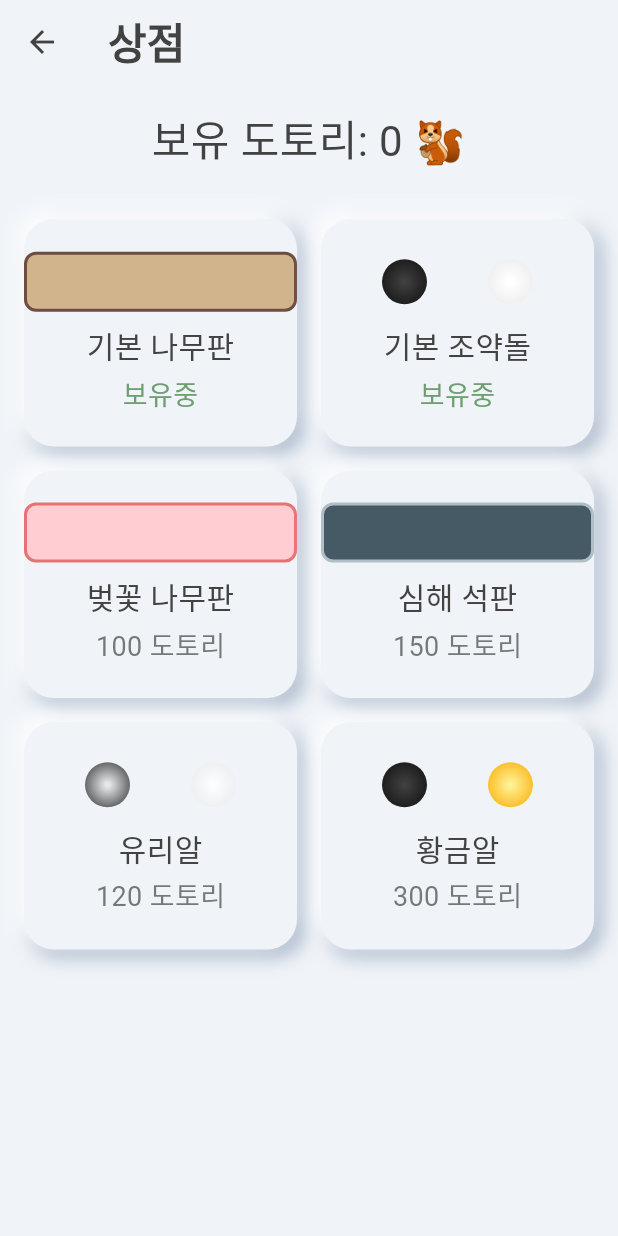
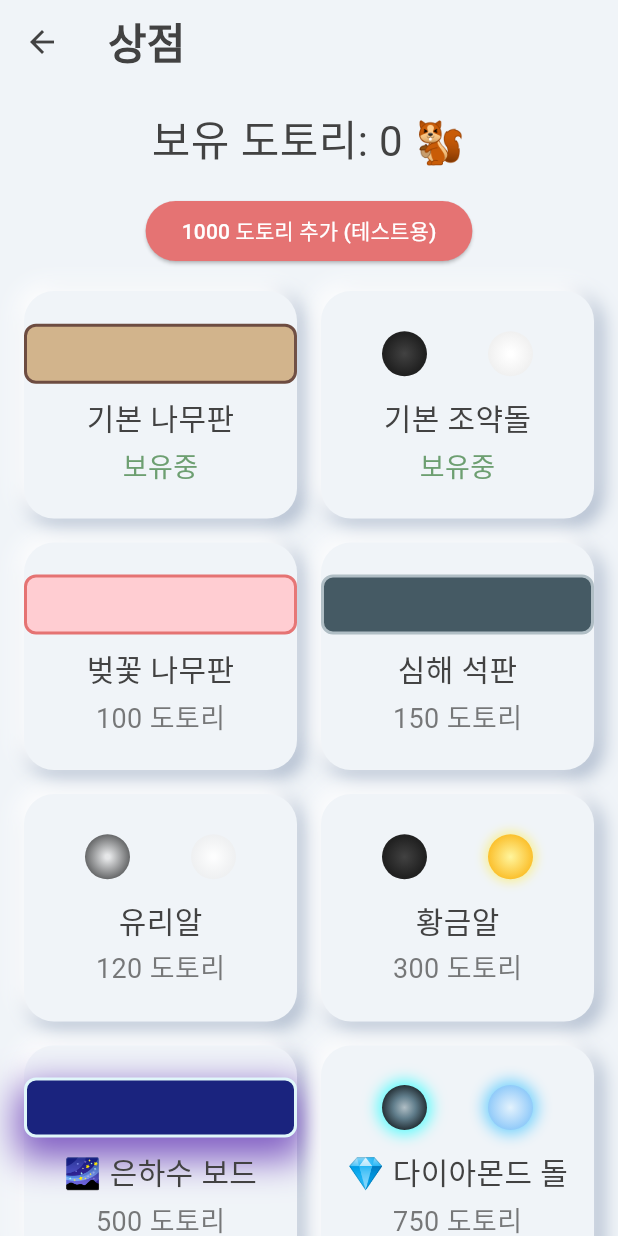
Before and after one commit to lshee9008/Omok, a Flutter app: the StoreScreen screen opened directly, on a phone screen of 412 x 824 dp. Run offline on Flutter 3.47's test engine with Material 3 defaults, Android fonts, the phone set to English and light mode, and no system bars; our stand-ins replace confetti, get_it, google_fonts, google_mobile_ads, shared_preferences; accounts and stored records are empty; network calls fail; Roboto replaces fonts that are missing (Jua).

Commit message:
은하수 보드, 다이아몬드 돌 아이템 생성

```diff
--- a/front/flutter_omok/lib/models/item_models.dart
+++ b/front/flutter_omok/lib/models/item_models.dart
@@ -4,27 +4,38 @@ import '../utils/theme.dart';
 enum ItemType { board, stones }
 
 abstract class CustomItem {
-  final String id, name;
+  final String id;
+  final String name;
   final int price;
   final ItemType type;
+  final String? effectId; // 특수 효과 식별자 추가
+
   CustomItem({
     required this.id,
     required this.name,
     required this.price,
     required this.type,
+    this.effectId, // 생성자에 추가
   });
+
   Widget buildPreview(BuildContext context);
 }
 
 class BoardTheme extends CustomItem {
-  final Color boardColor, lineColor;
+  final Color boardColor;
+  final Color lineColor;
+  final List<BoxShadow> boxShadows;
+
   BoardTheme({
     required super.id,
     required super.name,
     required super.price,
     required this.boardColor,
     required this.lineColor,
+    this.boxShadows = const [],
+    super.effectId, // 부모 생성자에 전달
   }) : super(type: ItemType.board);
+
   @override
   Widget buildPreview(BuildContext context) {
     return Container(
@@ -32,20 +43,29 @@ class BoardTheme extends CustomItem {
         color: boardColor,
         borderRadius: BorderRadius.circular(8),
         border: Border.all(color: lineColor, width: 2),
+        boxShadow: boxShadows,
       ),
     );
   }
 }
 
 class StoneTheme extends CustomItem {
-  final Gradient blackStoneGradient, whiteStoneGradient;
+  final Gradient blackStoneGradient;
+  final Gradient whiteStoneGradient;
+  final List<BoxShadow> blackStoneShadows;
+  final List<BoxShadow> whiteStoneShadows;
+
   StoneTheme({
     required super.id,
     required super.name,
     required super.price,
     required this.blackStoneGradient,
     required this.whiteStoneGradient,
+    this.blackStoneShadows = const [],
+    this.whiteStoneShadows = const [],
+    super.effectId, // 부모 생성자에 전달
   }) : super(type: ItemType.stones);
+
   @override
   Widget buildPreview(BuildContext context) {
     return Row(
@@ -57,6 +77,7 @@ class StoneTheme extends CustomItem {
           decoration: BoxDecoration(
             shape: BoxShape.circle,
             gradient: blackStoneGradient,
+            boxShadow: blackStoneShadows,
           ),
         ),
         Container(
@@ -65,6 +86,7 @@ class StoneTheme extends CustomItem {
           decoration: BoxDecoration(
             shape: BoxShape.circle,
             gradient: whiteStoneGradient,
+            boxShadow: whiteStoneShadows,
           ),
         ),
       ],
@@ -72,7 +94,9 @@ class StoneTheme extends CustomItem {
   }
 }
 
+// 상점에서 판매될 아이템 목록
 final List<CustomItem> shopItems = [
+  // --- 기본 아이템 (무료) ---
   BoardTheme(
     id: 'board_basic',
     name: '기본 나무판',
@@ -93,6 +117,8 @@ final List<CustomItem> shopItems = [
       stops: [0.1, 1.0],
     ),
   ),
+
+  // --- 일반 유료 아이템 ---
   BoardTheme(
     id: 'board_cherry',
     name: '벚꽃 나무판',
@@ -131,5 +157,58 @@ final List<CustomItem> shopItems = [
     whiteStoneGradient: const RadialGradient(
       colors: [Color(0xFFFFF59D), Color(0xFFFBC02D)],
     ),
+    whiteStoneShadows: [
+      BoxShadow(
+        color: Colors.yellow.withOpacity(0.5),
+        blurRadius: 5,
+        spreadRadius: 2,
+      ),
+    ],
+  ),
+
+  // --- 삐까뻔쩍한 새로운 아이템들 ---
+  BoardTheme(
+    id: 'board_galaxy',
+    name: '🌌 은하수 보드',
+    price: 500,
+    boardColor: const Color(0xFF1A237E),
+    lineColor: const Color(0xFFE0F7FA),
+    boxShadows: [
+      BoxShadow(
+        color: Colors.deepPurple.withOpacity(0.8),
+        blurRadius: 20,
+        spreadRadius: 5,
+        offset: const Offset(0, 10),
+      ),
+    ],
+    effectId: 'galaxy_stars',
+  ),
+  StoneTheme(
+    id: 'stones_diamond',
+    name: '💎 다이아몬드 돌',
+    price: 750,
+    blackStoneGradient: const RadialGradient(
+      colors: [Color(0xFFB0BEC5), Color(0xFF607D8B), Color(0xFF263238)],
+      stops: [0.0, 0.5, 1.0],
+    ),
+    whiteStoneGradient: const RadialGradient(
+      colors: [Color(0xFFE3F2FD), Color(0xFFBBDEFB), Color(0xFF90CAF9)],
+      stops: [0.0, 0.5, 1.0],
+    ),
+    blackStoneShadows: [
+      BoxShadow(
+        color: Colors.cyanAccent.withOpacity(0.7),
+        blurRadius: 8,
+        spreadRadius: 3,
+      ),
+    ],
+    whiteStoneShadows: [
+      BoxShadow(
+        color: Colors.lightBlueAccent.withOpacity(0.7),
+        blurRadius: 8,
+        spreadRadius: 3,
+      ),
+    ],
+    effectId: 'diamond_sparkle',
   ),
 ];
--- a/front/flutter_omok/lib/screens/store_screen.dart
+++ b/front/flutter_omok/lib/screens/store_screen.dart
@@ -1,13 +1,15 @@
+// lib/screens/store_screen.dart
+
 import 'package:flutter/material.dart';
-import 'package:flutter_omok/main.dart';
-import 'package:flutter_omok/models/item_models.dart';
-import 'package:flutter_omok/services/locator.dart';
-import 'package:flutter_omok/services/player_data.dart';
-import 'package:flutter_omok/utils/ad_helper.dart';
-import 'package:flutter_omok/utils/theme.dart';
-import 'package:flutter_omok/widgets/custom_widgets.dart';
 import 'package:google_fonts/google_fonts.dart';
 import 'package:google_mobile_ads/google_mobile_ads.dart';
+
+import '../models/item_models.dart';
+import '../services/locator.dart';
+import '../services/player_data.dart';
+import '../utils/ad_helper.dart';
+import '../utils/theme.dart';
+import '../widgets/custom_widgets.dart';
 
 class StoreScreen extends StatefulWidget {
   const StoreScreen({super.key});
@@ -90,6 +92,24 @@ class _StoreScreenState extends State<StoreScreen> {
               style: GoogleFonts.jua(fontSize: 28),
             ),
           ),
+
+          // ✨ 테스트용 치트 버튼 (출시 전 반드시 삭제!) ✨
+          Padding(
+            padding: const EdgeInsets.symmetric(horizontal: 16.0),
+            child: ElevatedButton(
+              style: ElevatedButton.styleFrom(backgroundColor: kDangerColor),
+              onPressed: () async {
+                await _playerData.addAcorns(1000); // 버튼 누를 때마다 1000 도토리 추가
+                _loadPlayerData(); // 화면 새로고침
+              },
+              child: const Text(
+                '1000 도토리 추가 (테스트용)',
+                style: TextStyle(color: Colors.white),
+              ),
+            ),
+          ),
+
+          // ✨ ================================== ✨
           if (_isRewardedAdLoaded)
             Padding(
               padding: const EdgeInsets.symmetric(
```
Also changed, not shown: front/flutter_omok/lib/screens/game_screen.dart (+15 -11 lines), front/flutter_omok/lib/widgets/board_painter.dart (+57 -6 lines).
